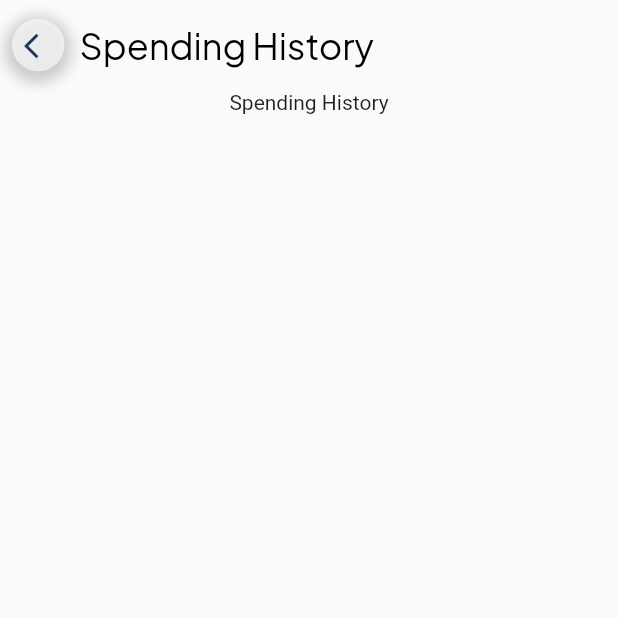
After one commit to exceldeo/walletoo_app, a Flutter app: the SpendingHistoryScreen screen opened by its route, on a phone screen of 412 x 824 dp, the top half of it. The commit adds this screen. Run offline on Flutter 3.47's test engine with Material 2 defaults, Android fonts, the light colour scheme and no system bars; our stand-ins replace get_it, persistent_bottom_nav_bar; missing offline and left inert: dart:ffi.

Commit message:
feat(style): add text styling

```diff
--- a/lib/main.dart
+++ b/lib/main.dart
@@ -5,6 +5,7 @@ import 'package:walletoo_app/provider/category_provider.dart';
 import 'package:walletoo_app/provider/spending_provider.dart';
 import 'package:walletoo_app/provider/wallet_provider.dart';
 import 'package:walletoo_app/utils/router_name.dart';
+import 'package:walletoo_app/view/screens/spending/history_screen.dart';
 import 'package:walletoo_app/view/screens/splash/splash_screen.dart';
 import 'package:walletoo_app/view/screens/startup_screen.dart';
 import 'di_container.dart' as di;
@@ -49,6 +50,7 @@ class MyApp extends StatelessWidget {
       routes: {
         MyRoute.startup: (context) => StartUpScreen(),
         MyRoute.splash: (context) => SplashScreen(),
+        MyRoute.spendingHistory: (context) => SpendingHistoryScreen(),
       },
     );
   }
--- a/lib/utils/dimensions.dart
+++ b/lib/utils/dimensions.dart
@@ -5,7 +5,7 @@ class Dimensions {
   static const double FONT_SIZE_SMALL = 16.0;
   static const double FONT_SIZE_DEFAULT = 18.0;
   static const double FONT_SIZE_LARGE = 20.0;
-  static const double FONT_SIZE_EXTRA_LARGE = 26.0;
+  static const double FONT_SIZE_EXTRA_LARGE = 24.0;
   static const double FONT_SIZE_OVER_LARGE = 28.0;
 
   static const double PADDING_SIZE_EXTRA_SMALL = 5.0;
--- /dev/null
+++ b/lib/utils/text_style.dart
@@ -0,0 +1,15 @@
+import 'package:flutter/material.dart';
+import 'package:walletoo_app/utils/color_resources.dart';
+import 'package:walletoo_app/utils/dimensions.dart';
+
+class CustomTypography {
+  static TextStyle jakartaSans(
+      {double? size, Color? color, FontWeight? weight}) {
+    return TextStyle(
+      color: color ?? ColorResources.COLOR_BLACK,
+      fontFamily: 'JakartaSans',
+      fontWeight: weight ?? FontWeight.normal,
+      fontSize: size ?? Dimensions.FONT_SIZE_DEFAULT,
+    );
+  }
+}
--- /dev/null
+++ b/lib/view/screens/spending/history_screen.dart
@@ -0,0 +1,28 @@
+import 'package:flutter/material.dart';
+import 'package:walletoo_app/utils/string_resourses.dart';
+import 'package:walletoo_app/view/widgets/custom_appbar.dart';
+
+class SpendingHistoryScreen extends StatefulWidget {
+  SpendingHistoryScreen({Key? key}) : super(key: key);
+
+  @override
+  State<SpendingHistoryScreen> createState() => _SpendingHistoryScreenState();
+}
+
+class _SpendingHistoryScreenState extends State<SpendingHistoryScreen> {
+  @override
+  Widget build(BuildContext context) {
+    return Scaffold(
+      body: SafeArea(
+        child: Column(
+          children: [
+            CustomAppBar(title: Strings.spendingHistory),
+            const Center(
+              child: Text('Spending History'),
+            ),
+          ],
+        ),
+      ),
+    );
+  }
+}
--- a/lib/view/screens/spending_screen.dart
+++ b/lib/view/screens/spending_screen.dart
@@ -1,11 +1,14 @@
 import 'package:flutter/material.dart';
 import 'package:intl/intl.dart';
+import 'package:persistent_bottom_nav_bar/persistent_tab_view.dart';
 import 'package:provider/provider.dart';
 import 'package:walletoo_app/data/models/spending.dart';
 import 'package:walletoo_app/provider/spending_provider.dart';
 import 'package:walletoo_app/utils/color_resources.dart';
 import 'package:walletoo_app/utils/dimensions.dart';
+import 'package:walletoo_app/utils/router_name.dart';
 import 'package:walletoo_app/utils/string_resourses.dart';
+import 'package:walletoo_app/view/screens/spending/history_screen.dart';
 import 'package:walletoo_app/view/widgets/button.dart';
 import 'package:walletoo_app/view/widgets/spendingPage/card_spending.dart';
 
@@ -121,7 +124,12 @@ class _SpendingScreenState extends State<SpendingScreen> {
               ButtonText: Strings.spendingHistory,
               Size: 'md',
               onPressed: () {
-                print("tset");
+                PersistentNavBarNavigator.pushNewScreen(
+                  context,
+                  screen: SpendingHistoryScreen(),
+                  withNavBar: false,
+                  pageTransitionAnimation: PageTransitionAnimation.cupertino,
+                );
               },
             ),
           ],
--- /dev/null
+++ b/lib/view/widgets/custom_appbar.dart
@@ -0,0 +1,59 @@
+import 'package:flutter/material.dart';
+import 'package:walletoo_app/utils/color_resources.dart';
+import 'package:walletoo_app/utils/dimensions.dart';
+import 'package:walletoo_app/utils/text_style.dart';
+
+class CustomAppBar extends StatelessWidget {
+  final String title;
+  const CustomAppBar({super.key, required this.title});
+
+  @override
+  Widget build(BuildContext context) {
+    return Container(
+      height: 60,
+      padding: EdgeInsets.symmetric(horizontal: 8),
+      alignment: Alignment.center,
+      child: Row(
+        children: [
+          Container(
+            width: 35,
+            height: 35,
+            alignment: Alignment.center,
+            decoration: BoxDecoration(
+              color: ColorResources.COLOR_WHITE.withOpacity(.6),
+              borderRadius: BorderRadius.circular(50),
+              boxShadow: [
+                BoxShadow(
+                  color: Colors.grey.withOpacity(0.5),
+                  spreadRadius: 5,
+                  blurRadius: 7,
+                  offset: Offset(0, 3), // changes position of shadow
+                ),
+              ],
+            ),
+            child: Center(
+              child: IconButton(
+                icon: const Icon(
+                  Icons.arrow_back_ios,
+                  color: ColorResources.COLOR_PRIMARY,
+                  size: 20,
+                ),
+                onPressed: () {
+                  Navigator.of(context).pop();
+                },
+              ),
+            ),
+          ),
+          Container(
+            padding: EdgeInsets.only(left: 10),
+            child: Text(
+              title,
+              style: CustomTypography.jakartaSans(
+                  size: Dimensions.FONT_SIZE_EXTRA_LARGE),
+            ),
+          )
+        ],
+      ),
+    );
+  }
+}
```
